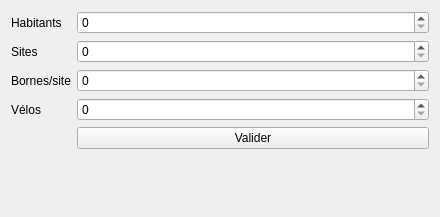
First picture: the form in initwidget.ui, repository Asmoday4949/PC_L3_Velo, before the edit.
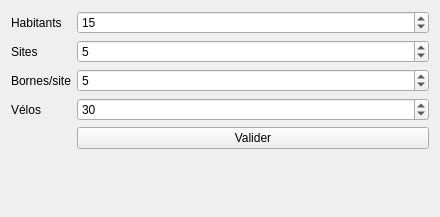
Second picture: the form after the edit.

Commit message: link the form to the city and add the value of the inputs

The edit to the form file:
```diff
--- a/initwidget.ui
+++ b/initwidget.ui
@@ -24,7 +24,11 @@
       </widget>
      </item>
      <item row="0" column="1">
-      <widget class="QSpinBox" name="sbHabitants"/>
+      <widget class="QSpinBox" name="sbHabitants">
+       <property name="value">
+        <number>15</number>
+       </property>
+      </widget>
      </item>
      <item row="1" column="0">
       <widget class="QLabel" name="lbSites">
@@ -34,7 +38,11 @@
       </widget>
      </item>
      <item row="1" column="1">
-      <widget class="QSpinBox" name="sbSites"/>
+      <widget class="QSpinBox" name="sbSites">
+       <property name="value">
+        <number>5</number>
+       </property>
+      </widget>
      </item>
      <item row="2" column="0">
       <widget class="QLabel" name="lbBornesSite">
@@ -44,7 +52,11 @@
       </widget>
      </item>
      <item row="2" column="1">
-      <widget class="QSpinBox" name="sbBornesSite"/>
+      <widget class="QSpinBox" name="sbBornesSite">
+       <property name="value">
+        <number>5</number>
+       </property>
+      </widget>
      </item>
      <item row="3" column="0">
       <widget class="QLabel" name="lbVelos">
@@ -54,7 +66,11 @@
       </widget>
      </item>
      <item row="3" column="1">
-      <widget class="QSpinBox" name="sbVelos"/>
+      <widget class="QSpinBox" name="sbVelos">
+       <property name="value">
+        <number>30</number>
+       </property>
+      </widget>
      </item>
      <item row="4" column="1">
       <widget class="QPushButton" name="btValider">
```
The commit also changes 4 other files.
